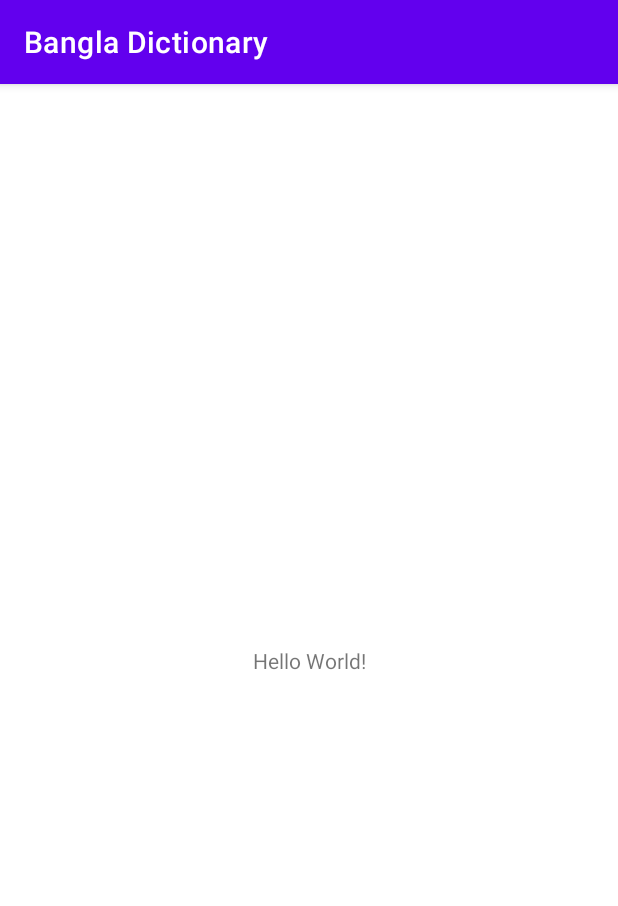
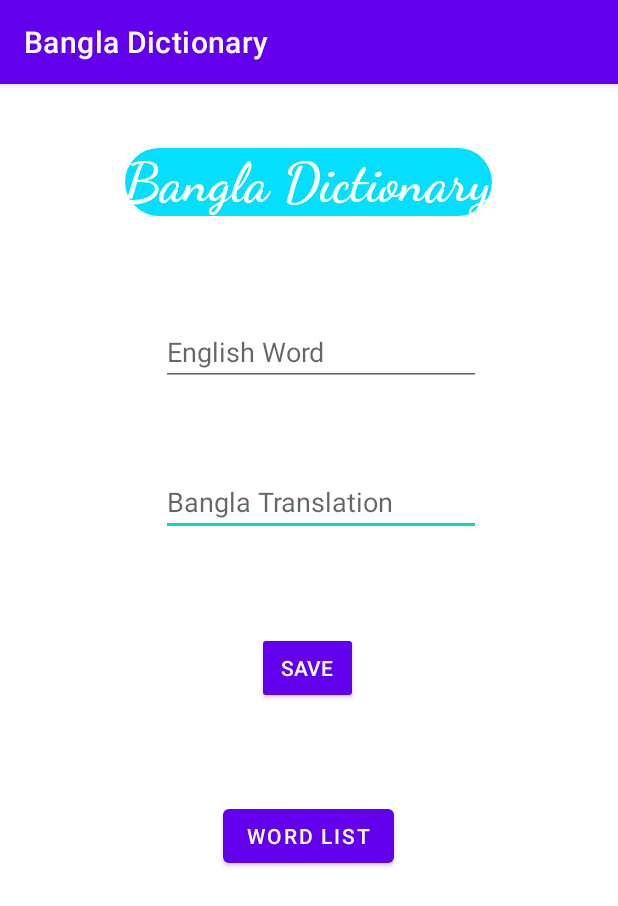
Before and after one commit to NSU-FA20-CSE486-1/1712520_FA2020_CSE486.1, an Android app: the screen it shows after launch (MainActivity), on a phone screen of 412 x 824 dp. Shown: the top 906 px of the screen. Run offline under Robolectric (Android 15) with nearby library versions, the phone set to English and light mode, and no system bars.

Commit message:
#3 Activity layout completed

```diff
--- a/Assignments/Theory/Quiz/app/src/main/AndroidManifest.xml
+++ b/Assignments/Theory/Quiz/app/src/main/AndroidManifest.xml
@@ -9,7 +9,8 @@
         android:roundIcon="@mipmap/ic_launcher_round"
         android:supportsRtl="true"
         android:theme="@style/Theme.Test">
-        <activity android:name="com.afridi.BanglaDictionary.MainActivity">
+        <activity android:name=".WordListActivity"></activity>
+        <activity android:name=".MainActivity">
             <intent-filter>
                 <action android:name="android.intent.action.MAIN" />
 
--- a/Assignments/Theory/Quiz/app/src/main/java/com/afridi/BanglaDictionary/MainActivity.java
+++ b/Assignments/Theory/Quiz/app/src/main/java/com/afridi/BanglaDictionary/MainActivity.java
@@ -1,14 +1,28 @@
 package com.afridi.BanglaDictionary;
 
 import androidx.appcompat.app.AppCompatActivity;
+import androidx.core.content.ContextCompat;
 
+import android.graphics.PorterDuff;
+import android.graphics.PorterDuffColorFilter;
+import android.graphics.drawable.Drawable;
+import android.graphics.drawable.GradientDrawable;
 import android.os.Bundle;
+import android.widget.TextView;
+
+import static java.security.AccessController.getContext;
 
 public class MainActivity extends AppCompatActivity {
 
+    TextView mBanglaDictionary;
+    Drawable mDrawable;
     @Override
     protected void onCreate(Bundle savedInstanceState) {
         super.onCreate(savedInstanceState);
         setContentView(R.layout.activity_main);
+
+        mBanglaDictionary = (TextView)findViewById(R.id.tvBanglaDictionary);
+
+
     }
 }
--- /dev/null
+++ b/Assignments/Theory/Quiz/app/src/main/res/drawable/rounded_corner.xml
@@ -0,0 +1,5 @@
+<?xml version="1.0" encoding="utf-8"?>
+<shape xmlns:android="http://schemas.android.com/apk/res/android" >
+    <solid android:color="#03dffc" />
+    <corners android:radius="50dp" />
+</shape>
--- a/Assignments/Theory/Quiz/app/src/main/res/layout/activity_main.xml
+++ b/Assignments/Theory/Quiz/app/src/main/res/layout/activity_main.xml
@@ -7,12 +7,80 @@
     tools:context=".MainActivity">
 
     <TextView
+        android:id="@+id/tvBanglaDictionary"
         android:layout_width="wrap_content"
         android:layout_height="wrap_content"
-        android:text="Hello World!"
-        app:layout_constraintBottom_toBottomOf="parent"
+        android:layout_marginTop="72dp"
+        android:layout_marginBottom="52dp"
+        android:background="@drawable/rounded_corner"
+        android:fontFamily="cursive"
+        android:text="@string/bangla_dictionary"
+        android:textColor="@color/design_default_color_on_primary"
+        android:textSize="36sp"
+        android:textStyle="bold"
+        android:visibility="visible"
+        app:layout_constraintBottom_toTopOf="@+id/editTextTextPersonName2"
+        app:layout_constraintHorizontal_bias="0.497"
         app:layout_constraintLeft_toLeftOf="parent"
         app:layout_constraintRight_toRightOf="parent"
         app:layout_constraintTop_toTopOf="parent" />
 
+    <EditText
+        android:id="@+id/editTextTextPersonName"
+        android:layout_width="wrap_content"
+        android:layout_height="36dp"
+        android:layout_marginTop="32dp"
+        android:layout_marginBottom="32dp"
+        android:ems="10"
+        android:hint="@string/bangla_translation"
+        android:inputType="textPersonName"
+        android:paddingTop="@dimen/cardview_compat_inset_shadow"
+        app:layout_constraintBottom_toTopOf="@+id/buttonSave"
+        app:layout_constraintEnd_toEndOf="@+id/editTextTextPersonName2"
+        app:layout_constraintHorizontal_bias="1.0"
+        app:layout_constraintStart_toStartOf="@+id/editTextTextPersonName2"
+        app:layout_constraintTop_toBottomOf="@+id/editTextTextPersonName2" />
+
+    <EditText
+        android:id="@+id/editTextTextPersonName2"
+        android:layout_width="wrap_content"
+        android:layout_height="wrap_content"
+        android:layout_marginTop="16dp"
+        android:layout_marginBottom="32dp"
+        android:ems="10"
+        android:hint="@string/english_word"
+        android:inputType="textPersonName"
+        app:layout_constraintBottom_toTopOf="@+id/editTextTextPersonName"
+        app:layout_constraintEnd_toEndOf="@+id/tvBanglaDictionary"
+        app:layout_constraintHorizontal_bias="0.764"
+        app:layout_constraintStart_toStartOf="@+id/tvBanglaDictionary"
+        app:layout_constraintTop_toBottomOf="@+id/tvBanglaDictionary" />
+
+    <Button
+        android:id="@+id/buttonSave"
+        style="@android:style/Widget.Material.Button.Small"
+        android:layout_width="wrap_content"
+        android:layout_height="wrap_content"
+        android:layout_marginTop="32dp"
+        android:layout_marginBottom="32dp"
+        android:text="@string/save"
+        app:layout_constraintBottom_toTopOf="@+id/buttonList"
+        app:layout_constraintEnd_toEndOf="@+id/editTextTextPersonName"
+        app:layout_constraintHorizontal_bias="0.44"
+        app:layout_constraintStart_toStartOf="@+id/editTextTextPersonName"
+        app:layout_constraintTop_toBottomOf="@+id/editTextTextPersonName" />
+
+    <Button
+        android:id="@+id/buttonList"
+        android:layout_width="wrap_content"
+        android:layout_height="wrap_content"
+        android:layout_marginTop="32dp"
+        android:layout_marginBottom="272dp"
+        android:text="@string/btn_word_list"
+        app:layout_constraintBottom_toBottomOf="parent"
+        app:layout_constraintEnd_toEndOf="@+id/buttonSave"
+        app:layout_constraintHorizontal_bias="0.489"
+        app:layout_constraintStart_toStartOf="@+id/buttonSave"
+        app:layout_constraintTop_toBottomOf="@+id/buttonSave" />
+
 </androidx.constraintlayout.widget.ConstraintLayout>
--- a/Assignments/Theory/Quiz/app/src/main/res/values/strings.xml
+++ b/Assignments/Theory/Quiz/app/src/main/res/values/strings.xml
@@ -1,3 +1,11 @@
 <resources>
     <string name="app_name">Bangla Dictionary</string>
+    <string name="btn_word_list">Word List</string>
+    <string name="bangla_dictionary">Bangla Dictionary</string>
+    <string name="bangla_translation">Bangla Translation</string>
+    <string name="english_word">English Word</string>
+    <string name="save">Save</string>
+    <string name="word_list">Word List</string>
+    <string name="words">Words</string>
+
 </resources>
--- a/Assignments/Theory/Quiz/settings.gradle
+++ b/Assignments/Theory/Quiz/settings.gradle
@@ -1,2 +1,2 @@
 include ':app'
-rootProject.name = "Test"
+rootProject.name = "BanglaDictionary"
```
Also changed, not shown: Assignments/Theory/Quiz/app/src/main/java/com/afridi/BanglaDictionary/WordListActivity.java (added, +14 -0 lines), Assignments/Theory/Quiz/app/src/main/res/layout/activity_word_list.xml (added, +41 -0 lines), Assignments/Theory/Quiz/app/src/main/res/layout/item_word.xml (added, +24 -0 lines).
